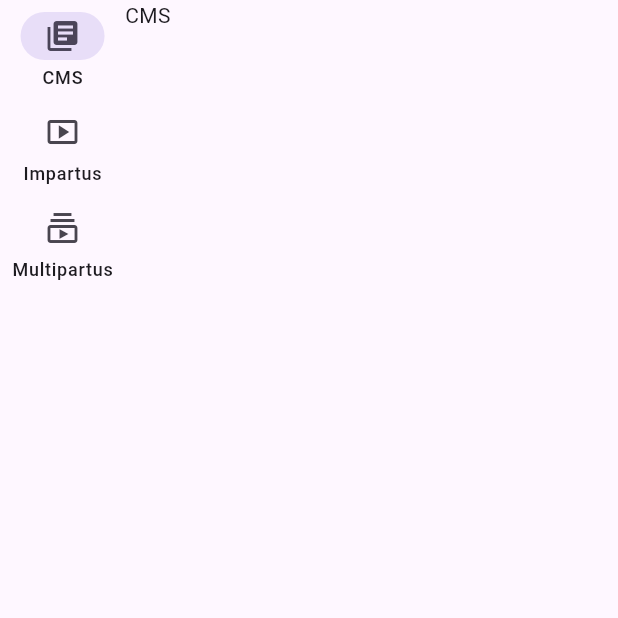
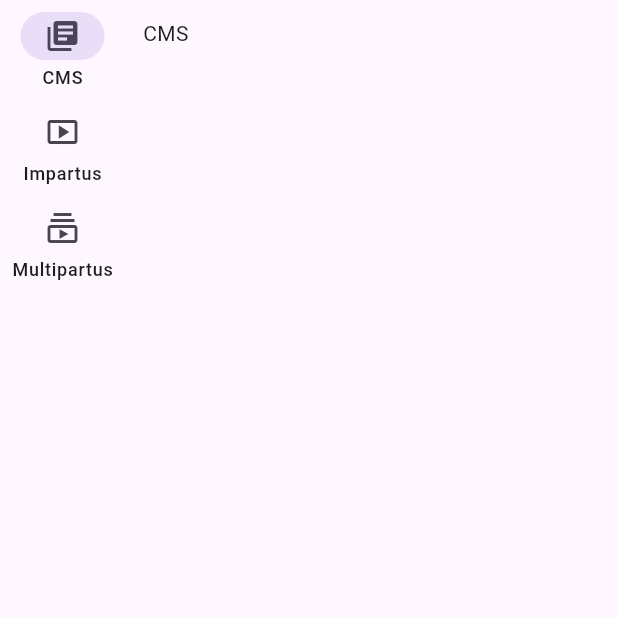
Before and after one commit to crux-bphc/lex, a Flutter app: the screen it shows after launch, on a phone screen of 412 x 824 dp, the top half of it. Run offline on Flutter 3.47's test engine with Material 2 defaults, Android fonts, the phone set to English and light mode, and no system bars; our stand-ins replace dio, flutter_riverpod, go_router, logger, shared_preferences.

Commit message:
chore: add padding to page

```diff
--- a/lib/router.dart
+++ b/lib/router.dart
@@ -64,7 +64,12 @@ class _DesktopScaffold extends StatelessWidget {
                 ),
               ),
             ),
-            Expanded(child: navigationShell)
+            Expanded(
+              child: Padding(
+                padding: const EdgeInsets.all(12),
+                child: navigationShell,
+              ),
+            )
           ],
         ),
       ),
```
